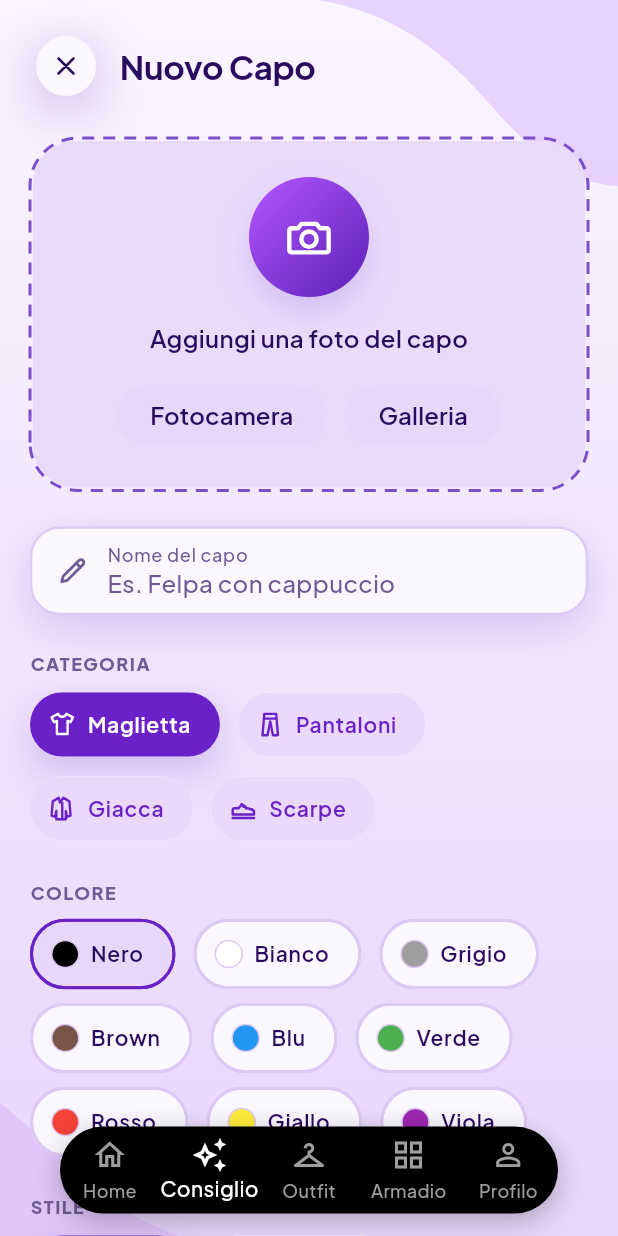
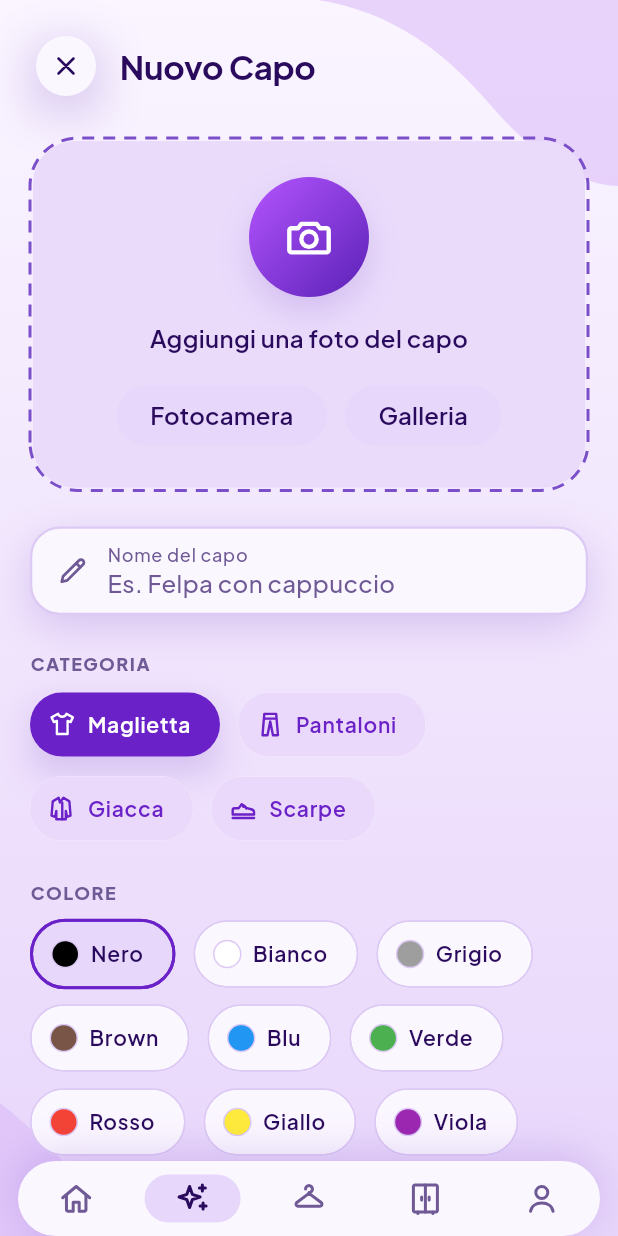
Before and after one commit to mirkomentoITS/wera, a Flutter app: the screen it shows after launch, item 2 of the bottom bar chosen, on a phone screen of 412 x 824 dp. Run offline on Flutter 3.47's test engine with Material 3 defaults, Android fonts, the phone set to English and light mode, and no system bars; drawn by our look-alikes of dotted_border; our stand-ins replace flutter_svg, image_picker; network calls fail.

Commit message:
style(navigator): edit bar to have icon navigator

```diff
--- a/lib/features/profile/pages/profile_page.dart
+++ b/lib/features/profile/pages/profile_page.dart
@@ -126,8 +126,6 @@ class ProfilePage extends StatelessWidget {
                                   padding: EdgeInsets.all(6),
                                   icon: SvgPicture.asset(
                                     'assets/icons/photo-camera.svg',
-                                    width: 205, // correggi
-                                    height: 205, // correggi
                                     colorFilter: ColorFilter.mode(c.onPrimary, BlendMode.srcIn),
                                   ),
                                   onPressed: () => print('cambia foto'),
--- a/lib/navigation/bottom_navigator.dart
+++ b/lib/navigation/bottom_navigator.dart
@@ -1,4 +1,9 @@
 import 'package:flutter/material.dart';
+import 'package:flutter_svg/flutter_svg.dart';
+
+import '../design/tokens/spacing.dart';
+import '../design/tokens/radius.dart';
+import '../design/tokens/shadows.dart';
 
 
 class BottomNavigator extends StatelessWidget {
@@ -13,53 +18,66 @@ class BottomNavigator extends StatelessWidget {
 
   @override
   Widget build(BuildContext context) {
+    final c = Theme.of(context).colorScheme;
+
+    Widget svg(String path, Color color) => SvgPicture.asset(
+      path,
+      colorFilter: ColorFilter.mode(color, BlendMode.srcIn),
+    );
+
     return Container(
-      margin: const EdgeInsets.symmetric(horizontal: 20),
+      margin: const EdgeInsets.symmetric(
+        horizontal: AppSpacing.md,
+      ),
       decoration: BoxDecoration(
-        color: Colors.black,
-        borderRadius: BorderRadius.circular(30),
-        boxShadow: [
-          BoxShadow(
-            color: Colors.black26,
-            blurRadius: 15,
-            offset: const Offset(0, 5),
-          ),
-        ],
+        color: c.surface,
+        borderRadius: BorderRadius.circular(AppRadius.xxl),
+        boxShadow: AppShadows.nav(context),
       ),
       child: ClipRRect(
-        borderRadius: BorderRadius.circular(30),
-        child: BottomNavigationBar(
-          currentIndex: selectedIndex,
-          onTap: onTap,
-          type: BottomNavigationBarType.fixed,
+        borderRadius: BorderRadius.circular(AppRadius.xxl),
+        child: MediaQuery.removePadding(
+          context: context,
+          removeTop: true,
+          removeBottom: true,
+          child: NavigationBar(
+            height: 50,
+            selectedIndex: selectedIndex,
+            onDestinationSelected: onTap,
             backgroundColor: Colors.transparent,
             elevation: 0,
-          selectedItemColor: Colors.white,
-          unselectedItemColor: Colors.grey,
-          items: const [
-            BottomNavigationBarItem(
-              icon: Icon(Icons.home_outlined),
+            indicatorColor: c.secondary,
+            labelBehavior:  NavigationDestinationLabelBehavior.alwaysHide,
+            destinations: [
+              NavigationDestination(
+                icon: svg('assets/icons/home.svg', c.onSurfaceVariant),
+                selectedIcon: svg('assets/icons/home.svg', c.onSurface),
                 label: 'Home',
               ),
-            BottomNavigationBarItem(
-              icon: Icon(Icons.auto_awesome_outlined),
+              NavigationDestination(
+                icon: svg('assets/icons/auto-awesome.svg', c.onSurfaceVariant),
+                selectedIcon: svg('assets/icons/auto-awesome.svg', c.onSurface),
                 label: 'Consiglio',
               ),
-            BottomNavigationBarItem(
-              icon: Icon(Icons.checkroom_outlined),
+              NavigationDestination(
+                icon: svg('assets/icons/checkroom.svg', c.onSurfaceVariant),
+                selectedIcon: svg('assets/icons/checkroom.svg', c.onSurface),
                 label: 'Outfit',
               ),
-            BottomNavigationBarItem(
-              icon: Icon(Icons.grid_view_outlined),
+              NavigationDestination(
+                icon: svg('assets/icons/wardrobe.svg', c.onSurfaceVariant),
+                selectedIcon: svg('assets/icons/wardrobe.svg', c.onSurface),
                 label: 'Armadio',
               ),
-            BottomNavigationBarItem(
-              icon: Icon(Icons.person_outline),
+              NavigationDestination(
+                icon: svg('assets/icons/person.svg', c.onSurfaceVariant),
+                selectedIcon: svg('assets/icons/person.svg', c.onSurface),
                 label: 'Profilo',
               ),
             ],
           ),
         ),
+      ),
     );
   }
 }
--- a/lib/navigation/main_navigation.dart
+++ b/lib/navigation/main_navigation.dart
@@ -39,9 +39,9 @@ class _MainNavigationState extends State<MainNavigation> {
           children: pages,
         ),
         Positioned(
-          left: 20,
-          right: 20,
-          bottom: MediaQuery.paddingOf(context).bottom + 15,
+          left: 0,
+          right: 0,
+          bottom: MediaQuery.paddingOf(context).bottom,
           child: BottomNavigator(
             selectedIndex: selectedIndex,
             onTap: changePage,
--- a/lib/shared/widgets/chip_colors.dart
+++ b/lib/shared/widgets/chip_colors.dart
@@ -53,7 +53,7 @@ class ChipColors extends StatelessWidget {
         selectedColor: c.secondary,
         side: BorderSide(
           color: isSelected ? c.primary : c.outline,
-          width: isSelected ? 2 : 2,
+          width: isSelected ? 2 : 1,
         ),
         shape: RoundedRectangleBorder(
           borderRadius: BorderRadius.circular(AppRadius.full),
```
Lines whose indentation alone changed are shown as unchanged.
